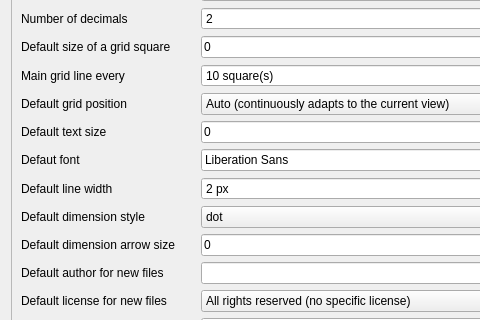
This is dialogSetup.ui in yorikvanhavre/BIM_Workbench as Qt 5 draws it before an edit; both pictures show x 0 to 480 and y 222 to 542 of the 569 by 674 pixel window. The edited form follows.
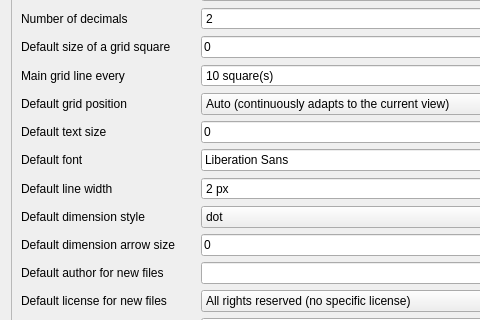
This is the edited form. Custom widgets are drawn as their Qt base class.

```diff
--- a/dialogSetup.ui
+++ b/dialogSetup.ui
@@ -74,7 +74,7 @@
          <item row="10" column="0">
           <widget class="QLabel" name="label_5">
            <property name="text">
-            <string>Defaut font</string>
+            <string>Default font</string>
            </property>
           </widget>
          </item>
```
Left out of the diff: 2 changed lines with no effect on the pictures.
